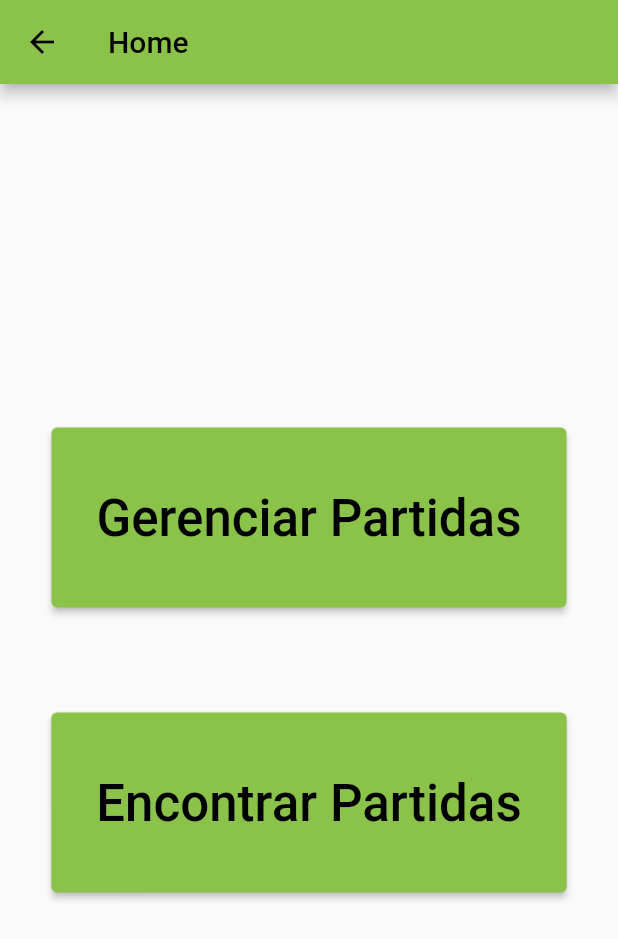
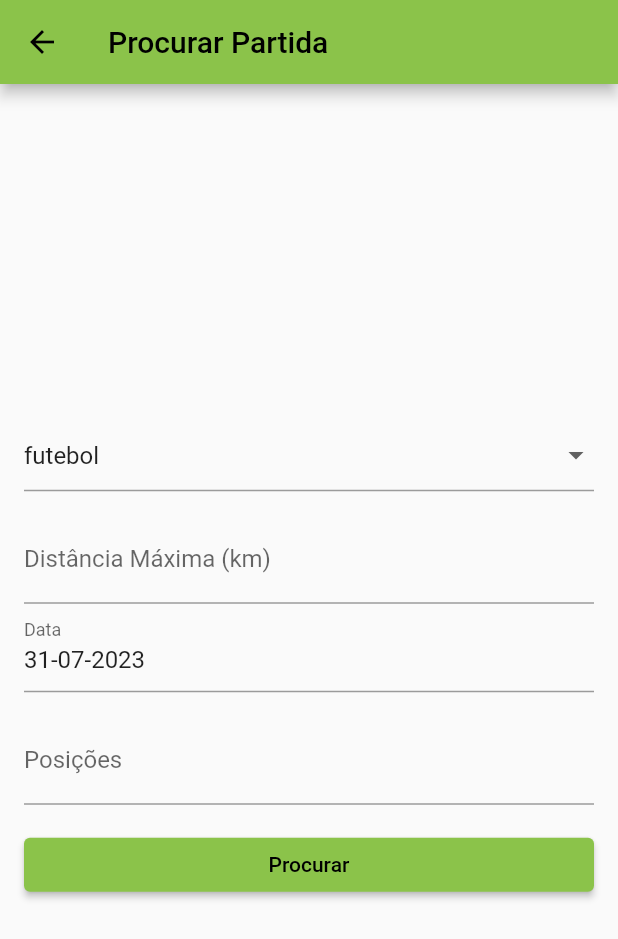
Before and after one commit to nibst/IHC, a Flutter app: the HomePage screen opened directly, after a tap on "Encontrar Partidas", on a phone screen of 412 x 824 dp. Shown: the top 939 px of the screen. Run offline on Flutter 3.47's test engine with Material 2 defaults, Android fonts, the phone set to English and light mode, and no system bars; our stand-ins replace google_fonts, hive, hive_flutter; accounts and stored records are empty.

Commit message:
Busca por partida, porém não está conversando com o banco de dados

```diff
--- /dev/null
+++ b/lib/view/findMatchs.dart
@@ -0,0 +1,109 @@
+import 'package:flutter/material.dart';
+import 'package:myapp/view/matchesResultsPage.dart';
+import 'package:intl/intl.dart';
+
+class SearchPage extends StatefulWidget {
+  @override
+  _SearchPageState createState() => _SearchPageState();
+}
+
+class _SearchPageState extends State<SearchPage> {
+  String selectedSport = 'futebol';
+  double maxDistance = 0;
+  String positions = '';
+  DateTime selectedDate = DateTime.now();
+
+  @override
+  Widget build(BuildContext context) {
+    return Scaffold(
+      appBar: AppBar(title: Text('Procurar Partida')),
+      body: Padding(
+        padding: EdgeInsets.all(16.0),
+        child: Column(
+          mainAxisAlignment: MainAxisAlignment.center,
+          crossAxisAlignment: CrossAxisAlignment.stretch,
+          children: [
+            DropdownButtonFormField<String>(
+              value: selectedSport,
+              items: ['futebol', 'volei', 'basquete', 'polo', 'outro']
+                  .map((sport) => DropdownMenuItem<String>(
+                        value: sport,
+                        child: Text(sport),
+                      ))
+                  .toList(),
+              onChanged: (newValue) {
+                setState(() {
+                  selectedSport = newValue!;
+                });
+              },
+            ),
+            SizedBox(height: 16),
+            TextFormField(
+              keyboardType: TextInputType.number,
+              decoration: InputDecoration(labelText: 'Distância Máxima (km)'),
+              onChanged: (value) {
+                maxDistance = double.tryParse(value) ?? 0;
+              },
+            ),
+            TextFormField(
+                readOnly: true,
+                onTap: () => _selectDate(context),
+                decoration: InputDecoration(labelText: 'Data'),
+                validator: (value) {
+                  if (selectedDate == null) {
+                    return 'Por favor selecione uma data';
+                  }
+                  return null;
+                },
+                controller: TextEditingController(
+                  text: DateFormat('dd-MM-yyyy').format(selectedDate),
+                )),
+            SizedBox(height: 16),
+            TextFormField(
+              decoration: InputDecoration(labelText: 'Posições'),
+              onChanged: (value) {
+                positions = value;
+              },
+            ),
+            SizedBox(height: 16),
+            ElevatedButton(
+              onPressed: () {
+                // Navegar para a página de resultados passando os parâmetros
+                Navigator.push(
+                  context,
+                  MaterialPageRoute(
+                    builder: (context) => MatchResultsPage(
+                      selectedSport: selectedSport,
+                      maxDistance: maxDistance,
+                      positions: positions,
+                    ),
+                  ),
+                );
+              },
+              child: Text('Procurar'),
+            ),
+          ],
+        ),
+      ),
+    );
+  }
+
+  Future<void> _selectDate(BuildContext context) async {
+    final DateTime? picked = await showDatePicker(
+      context: context,
+      initialDate: selectedDate,
+      firstDate: DateTime(1900),
+      lastDate: DateTime.now(),
+    );
+
+    if (picked != null && picked != selectedDate) {
+      setState(() {
+        selectedDate = DateTime(
+          picked.year,
+          picked.month,
+          picked.day,
+        );
+      });
+    }
+  }
+}
--- a/lib/view/home.dart
+++ b/lib/view/home.dart
@@ -1,4 +1,5 @@
 import 'package:flutter/material.dart';
+import 'package:myapp/view/findMatchs.dart';
 
 import 'manage.dart';
 
@@ -32,6 +33,10 @@ class HomePage extends StatelessWidget {
             ElevatedButton(
               onPressed: () {
                 // TODO: Add functionality for the second button
+                Navigator.push(
+                  context,
+                  MaterialPageRoute(builder: (context) => SearchPage()),
+                );
                 ;
               },
               child: Text(
```
Also changed, not shown: lib/view/matchesResultsPage.dart (added, +70 -0 lines).
